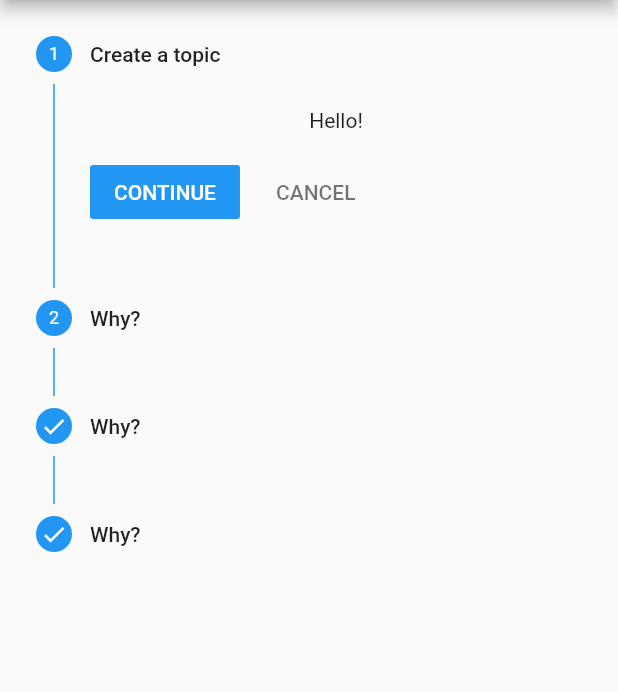
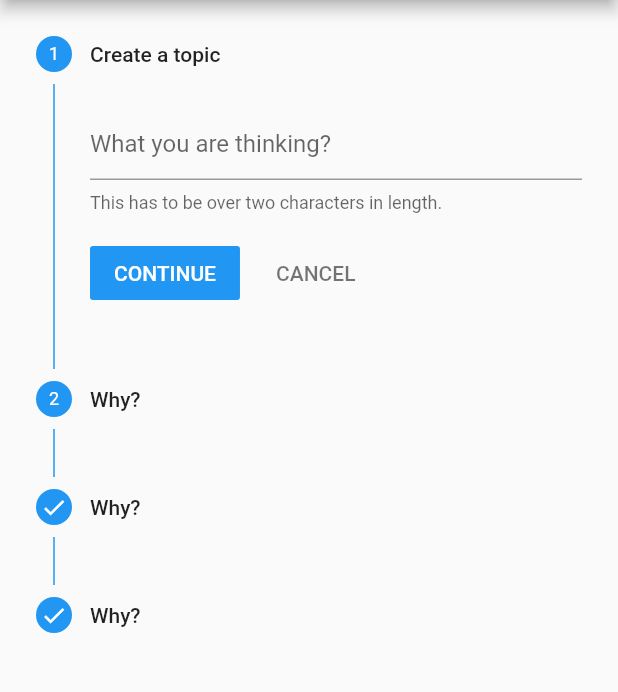
Before and after one commit to WavhudiCornelius/HackMIT_Project, a Flutter app: the StepperDemo screen opened directly, on a phone screen of 412 x 824 dp, the part 84-776 px from its top. Run offline on Flutter 3.47's test engine with Material 2 defaults, Android fonts, the phone set to English and light mode, and no system bars.

Commit message:
stepper.dart update-3-textformfield

```diff
--- a/lib/stepper.dart
+++ b/lib/stepper.dart
@@ -15,23 +15,79 @@ class StepperDemoState extends State<StepperDemo> {
   List<Step> steps = [
     Step(
       title: Text('Create a topic'),
-      content: Text('Hello!'),
+      content: TextFormField(
+        // ignore: missing_return
+        validator: (value) {
+          if (value.isEmpty) {
+            return "You can't have an empty name.";
+          }
+
+          if (value.length < 100) {
+            return "You need write a little bit.";
+          }
+        },
+        decoration: InputDecoration(
+            hintText: 'What you are thinking?',
+            helperText: 'This has to be over two characters in length.'),
+      ),
       isActive: true,
     ),
     Step(
       title: Text('Why?'),
-      content: Text('World!'),
+      content: TextFormField(
+        // ignore: missing_return
+        validator: (value) {
+          if (value.isEmpty) {
+            return "You can't have an empty name.";
+          }
+
+          if (value.length < 40) {
+            return "You need write a little bit.";
+          }
+        },
+        decoration: InputDecoration(
+            hintText: 'Tell us a little bit about it',
+            helperText: 'This has to be over two characters in length.'),
+      ),
       isActive: true,
     ),
     Step(
       title: Text('Why?'),
-      content: Text('Hello World!'),
+      content: TextFormField(
+        // ignore: missing_return
+        validator: (value) {
+          if (value.isEmpty) {
+            return "You can't have an empty name.";
+          }
+
+          if (value.length < 20) {
+            return "You need write a little bit.";
+          }
+        },
+        decoration: InputDecoration(
+            hintText: 'Just more a little bit about it',
+            helperText: 'This has to be over two characters in length.'),
+      ),
       state: StepState.complete,
       isActive: true,
     ),
     Step(
       title: Text('Why?'),
-      content: Text('Hello World!'),
+      content: TextFormField(
+        // ignore: missing_return
+        validator: (value) {
+          if (value.isEmpty) {
+            return "You can't have an empty name.";
+          }
+
+          if (value.length < 20) {
+            return "You need write a little bit.";
+          }
+        },
+        decoration: InputDecoration(
+            hintText: 'So, why?',
+            helperText: 'This has to be over two characters in length.'),
+      ),
       state: StepState.complete,
       isActive: true,
     ),
```
